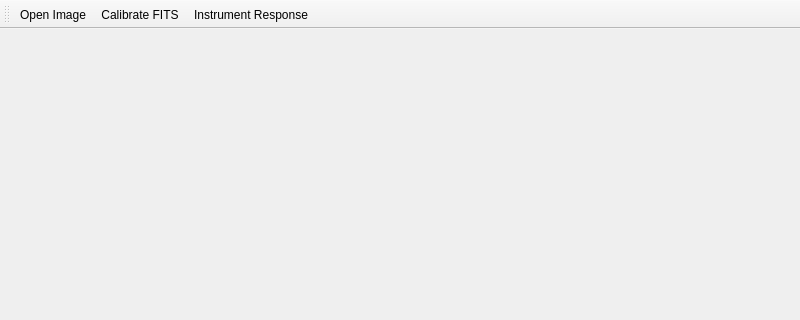
Before: the Qt Designer form pyspectrum_main_window.ui in GuLinux/PySpectrum, drawn with Qt 5; both pictures show x 0 to 800 and y 0 to 320 of the 800 by 600 pixel window.
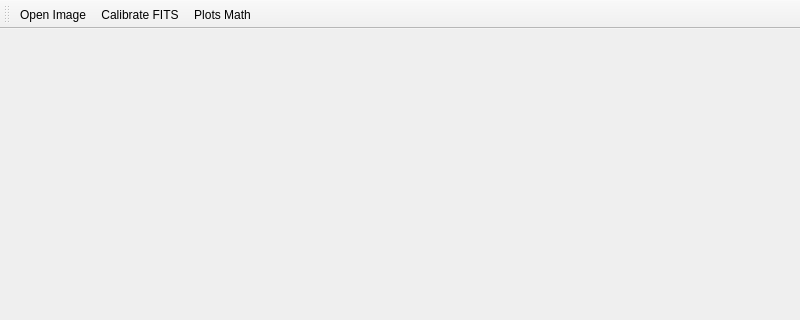
After: the same form once the commit is applied. Icons and pictures are not drawn.

Commit message: minor improvements for math plots

Diff of the .ui file:
```diff
--- a/pyspectrum_main_window.ui
+++ b/pyspectrum_main_window.ui
@@ -39,7 +39,7 @@
    </attribute>
    <addaction name="actionOpen_Image"/>
    <addaction name="actionCalibrate_FITS"/>
-   <addaction name="actionInstrument_Response"/>
+   <addaction name="actionPlots_Math"/>
   </widget>
   <action name="actionOpen_Image">
    <property name="icon">
@@ -65,9 +65,9 @@
     <string>Ctrl+S</string>
    </property>
   </action>
-  <action name="actionInstrument_Response">
+  <action name="actionPlots_Math">
    <property name="text">
-    <string>Instrument Response</string>
+    <string>Plots Math</string>
    </property>
   </action>
  </widget>
```
The commit also changes 8 other files.
